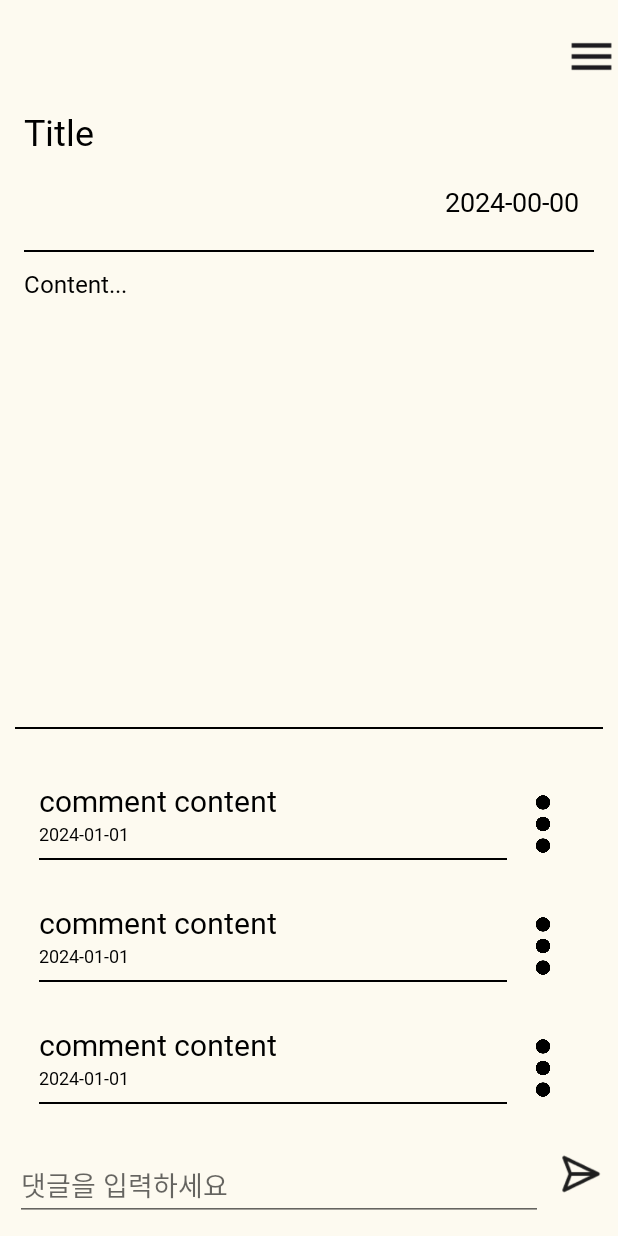
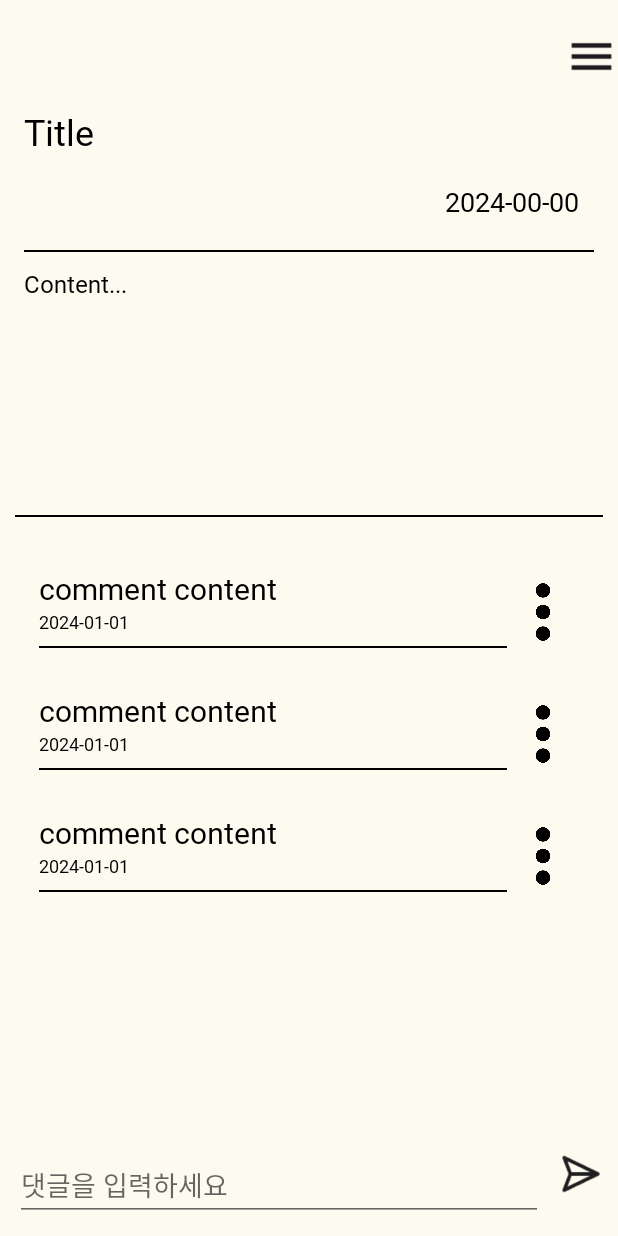
Before and after one commit to JulGoo/RecycleHelper, an Android app: the layout activity_community_detail.xml on its own in the app's theme, with its tools: preview values and no code run, on a phone screen of 412 x 824 dp. Run offline under Robolectric (Android 15) with nearby library versions, the phone set to English and light mode, and no system bars.

Commit message:
REFACTOR: little things chagne

```diff
--- a/app/build.gradle
+++ b/app/build.gradle
@@ -18,8 +18,8 @@ android {
         applicationId "kr.akotis.recyclehelper"
         minSdk 27
         targetSdk 34
-        versionCode 3
-        versionName "1.2"
+        versionCode 6
+        versionName "1.6"
 
         testInstrumentationRunner "androidx.test.runner.AndroidJUnitRunner"
 
--- a/app/src/main/AndroidManifest.xml
+++ b/app/src/main/AndroidManifest.xml
@@ -35,7 +35,7 @@
         <activity
             android:name=".community.CommunityDetailActivity"
             android:exported="false"
-            android:windowSoftInputMode="adjustResize"/>
+            android:windowSoftInputMode="adjustPan"/>
         <activity
             android:name=".community.CommunityActivity"
             android:exported="false"
--- a/app/src/main/java/kr/akotis/recyclehelper/ImgSearchActivity.java
+++ b/app/src/main/java/kr/akotis/recyclehelper/ImgSearchActivity.java
@@ -217,7 +217,7 @@ public class ImgSearchActivity extends AppCompatActivity implements TextToSpeech
 
     // API 서버에 요청
     private void sendToFlaskServer(byte[] byteArray) {
-        String serverUrl = "https://mojuk.kr/vision";
+        String serverUrl = "https://akotis.kr/vision";
 
         OkHttpClient client = new OkHttpClient();
         RequestBody requestBody = RequestBody.create(byteArray, MediaType.parse("image/jpeg"));
--- a/app/src/main/java/kr/akotis/recyclehelper/community/CommunityActivity.java
+++ b/app/src/main/java/kr/akotis/recyclehelper/community/CommunityActivity.java
@@ -198,7 +198,7 @@ public class CommunityActivity extends AppCompatActivity {
                 Toast.makeText(this, "이미지 저장 권한이 허용되었습니다.", Toast.LENGTH_SHORT).show();
                 // 권한이 허용된 경우 수행할 작업
             } else {
-                Toast.makeText(this, "이미지 저장 권한이 거부되었습니다.", Toast.LENGTH_SHORT).show();
+                //Toast.makeText(this, "이미지 저장 권한이 거부되었습니다.", Toast.LENGTH_SHORT).show();
             }
         }
     }
--- a/app/src/main/java/kr/akotis/recyclehelper/community/CommunityDetailActivity.java
+++ b/app/src/main/java/kr/akotis/recyclehelper/community/CommunityDetailActivity.java
@@ -76,6 +76,7 @@ public class CommunityDetailActivity extends AppCompatActivity {
 
             if (commentText.isEmpty()) {
                 Toast.makeText(this, "댓글 내용을 입력해주세요.", Toast.LENGTH_SHORT).show();
+                //Log.d("TESTTESTTEST", "millisecond : " + Long.toString(System.currentTimeMillis()));
             } else {
                 showCommentPasswordDialog(commentText);
             }
@@ -482,6 +483,7 @@ public class CommunityDetailActivity extends AppCompatActivity {
             commentData.put("commentId", commentId);
             commentData.put("content", commentText);
             commentData.put("date", System.currentTimeMillis());
+            //commentData.put("date", Long.parseLong("1737400440000"));
             commentData.put("pwd", hashedPwd);
             commentData.put("report", 0);
 
--- /dev/null
+++ b/app/src/main/java/kr/akotis/recyclehelper/myclass/FirebaseTools.java
@@ -0,0 +1,4 @@
+package kr.akotis.recyclehelper.myclass;
+
+public class FirebaseTools {
+}
--- a/app/src/main/java/kr/akotis/recyclehelper/notice/NoticeDetailActivity.java
+++ b/app/src/main/java/kr/akotis/recyclehelper/notice/NoticeDetailActivity.java
@@ -2,6 +2,7 @@ package kr.akotis.recyclehelper.notice;
 
 import android.content.Intent;
 import android.os.Bundle;
+import android.text.Html;
 import android.util.Log;
 import android.view.View;
 import android.widget.ImageButton;
@@ -43,7 +44,9 @@ public class NoticeDetailActivity extends AppCompatActivity {
 
         if (notice != null) {
             tvTitle.setText(notice.getTitle());
-            tvContent.setText(notice.getContent());
+            String replaceContent = notice.getContent().replace("\\n", "<br>");
+            tvContent.setText(Html.fromHtml(replaceContent));
+            //tvContent.setText(replaceContent);
             tvDate.setText(notice.getDate());
 
             // 이미지 URL 리스트 처리
--- a/app/src/main/res/layout/activity_community.xml
+++ b/app/src/main/res/layout/activity_community.xml
@@ -52,7 +52,7 @@
         android:backgroundTint="@color/light_beige"
         app:maxImageSize="40dp"
         android:scaleType="centerInside"
-        android:contentDescription="글 쓰기 버튼"
+        android:contentDescription="글 쓰기"
         android:accessibilityTraversalBefore="@id/recycler_community"
         android:importantForAccessibility="yes"/>
 </androidx.constraintlayout.widget.ConstraintLayout>
--- a/app/src/main/res/layout/activity_community_detail.xml
+++ b/app/src/main/res/layout/activity_community_detail.xml
@@ -7,6 +7,7 @@
     android:layout_width="match_parent"
     android:layout_height="match_parent"
     android:background="@drawable/bg"
+    android:fitsSystemWindows="true"
     tools:context=".community.CommunityActivity">
 
     <LinearLayout
@@ -19,8 +20,8 @@
         app:layout_constraintTop_toTopOf="parent">
         <ImageButton
             android:id="@+id/btn_menu"
-            android:layout_width="35sp"
-            android:layout_height="35sp"
+            android:layout_width="35dp"
+            android:layout_height="35dp"
             android:background="@android:color/transparent"
             app:srcCompat="@drawable/btn_menu"
             android:contentDescription="메뉴"
@@ -30,9 +31,10 @@
     <LinearLayout
         android:id="@+id/ll_community_detail2"
         android:layout_width="match_parent"
-        android:layout_height="400dp"
+        android:layout_height="wrap_content"
+        android:minHeight="250dp"
         android:orientation="vertical"
-        android:padding="16sp"
+        android:padding="16dp"
         app:layout_constraintTop_toBottomOf="@id/ll_community_detail">
 
         <TextView
@@ -41,7 +43,8 @@
             android:layout_height="wrap_content"
             android:text="Title"
             android:textSize="24sp"
-            android:layout_marginBottom="8sp" />
+            android:layout_marginBottom="8dp" />
+
         <TextView
             android:id="@+id/tv_date"
             android:layout_width="match_parent"
@@ -50,6 +53,7 @@
             android:layout_margin="10dp"
             android:gravity="end"
             android:textSize="18sp" />
+
         <View
             android:id="@+id/line"
             android:layout_width="match_parent"
@@ -57,9 +61,6 @@
             android:background="@color/black"
             android:layout_marginTop="10dp"
             android:layout_marginBottom="10dp"
-            app:layout_constraintTop_toBottomOf="@id/et_title"
-            app:layout_constraintStart_toStartOf="parent"
-            app:layout_constraintEnd_toEndOf="parent"
             android:importantForAccessibility="no"/>
 
         <TextView
@@ -67,14 +68,15 @@
             android:layout_width="match_parent"
             android:layout_height="wrap_content"
             android:text="Content..."
-            android:textSize="16sp" />
+            android:textSize="16sp"
+            android:minHeight="120dp" />
     </LinearLayout>
 
     <androidx.recyclerview.widget.RecyclerView
         android:id="@+id/recycler_images"
         android:layout_width="match_parent"
         android:layout_height="wrap_content"
-        android:layout_margin="16sp"
+        android:layout_margin="16dp"
         app:layout_constraintTop_toBottomOf="@id/ll_community_detail2"
         app:layout_constraintBottom_toTopOf="@id/recycler_comments"
         android:orientation="horizontal"
@@ -108,11 +110,13 @@
         android:layout_height="wrap_content"
         android:orientation="horizontal"
         android:padding="10dp"
+        android:clipChildren="false"
+        android:clipToPadding="false"
         app:layout_constraintBottom_toBottomOf="parent">
 
         <EditText
-            android:layout_marginTop="3sp"
             android:id="@+id/et_comment"
+            android:layout_marginTop="3dp"
             android:layout_width="0dp"
             android:layout_height="wrap_content"
             android:layout_weight="0.7"
--- a/app/src/main/res/layout/activity_img_search.xml
+++ b/app/src/main/res/layout/activity_img_search.xml
@@ -80,7 +80,7 @@
         android:layout_height="70dp"
         android:layout_marginBottom="70dp"
         android:background="@drawable/circle_button_background"
-        android:contentDescription="촬영 버튼"
+        android:contentDescription="촬영"
         android:scaleType="centerInside"
         android:src="@android:drawable/ic_menu_camera"
         app:layout_constraintBottom_toBottomOf="parent"
--- a/app/src/main/res/layout/activity_plastic_guide.xml
+++ b/app/src/main/res/layout/activity_plastic_guide.xml
@@ -21,7 +21,8 @@
 
             <TextView
                 android:id="@+id/tv_title"
-                android:layout_margin="50dp"
+                android:layout_marginVertical="50dp"
+                android:layout_marginHorizontal="30dp"
                 android:layout_width="match_parent"
                 android:layout_height="wrap_content"
                 android:gravity="center"
--- a/app/src/main/res/layout/activity_voice_search.xml
+++ b/app/src/main/res/layout/activity_voice_search.xml
@@ -14,7 +14,7 @@
         android:layout_width="90dp"
         android:layout_height="90dp"
         android:layout_marginBottom="70dp"
-        android:contentDescription="음성 인식 버튼"
+        android:contentDescription="음성 인식"
         android:scaleType="centerInside"
         android:src="@drawable/voice_search_icon_black"
         app:layout_constraintBottom_toBottomOf="parent"
@@ -47,6 +47,7 @@
         android:text="마이크 버튼을 누른 상태에서 말해주세요."
         android:textColor="@color/black"
         android:textSize="16sp"
+        android:gravity="center"
         app:layout_constraintBottom_toTopOf="@+id/voiceButton"
         app:layout_constraintEnd_toEndOf="parent"
         app:layout_constraintHorizontal_bias="0.498"
```
Also changed, not shown: app/src/main/java/kr/akotis/recyclehelper/myclass/PermissionTools.java (added, +15 -0 lines), 4 other files.
